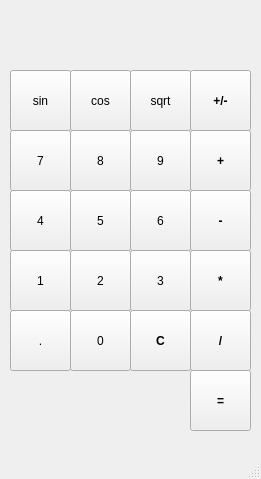
Above: mainwindow.ui from mikaeliskah/calculator before the change. Below: the same form after it.
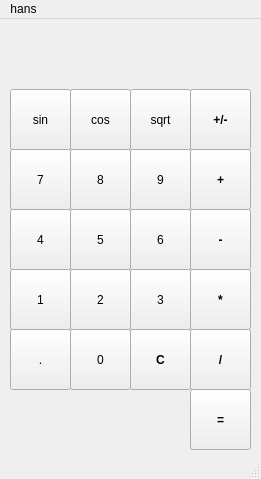
That is the form after the change.

Commit message: added sin cos sqrt functions and removed duplicate code

Diff of the .ui file:
```diff
--- a/mainwindow.ui
+++ b/mainwindow.ui
@@ -370,6 +370,12 @@
      <height>22</height>
     </rect>
    </property>
+   <widget class="QMenu" name="menuhans">
+    <property name="title">
+     <string>hans</string>
+    </property>
+   </widget>
+   <addaction name="menuhans"/>
   </widget>
   <widget class="QStatusBar" name="statusbar"/>
  </widget>
```
The commit also changes 2 other files.
